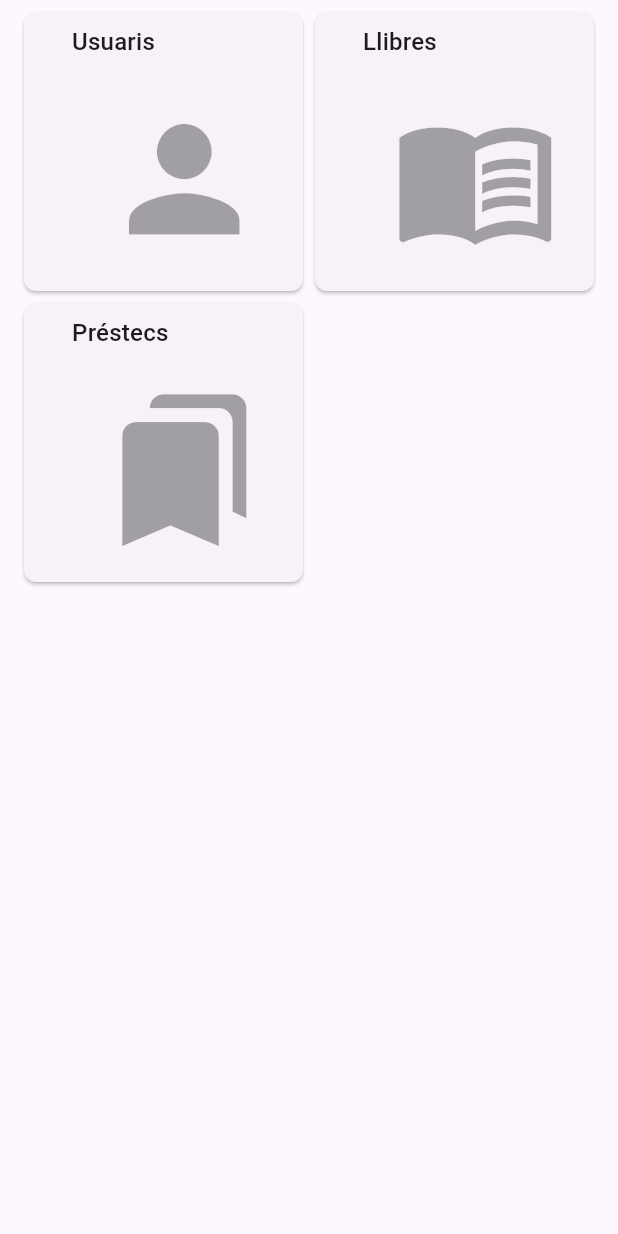
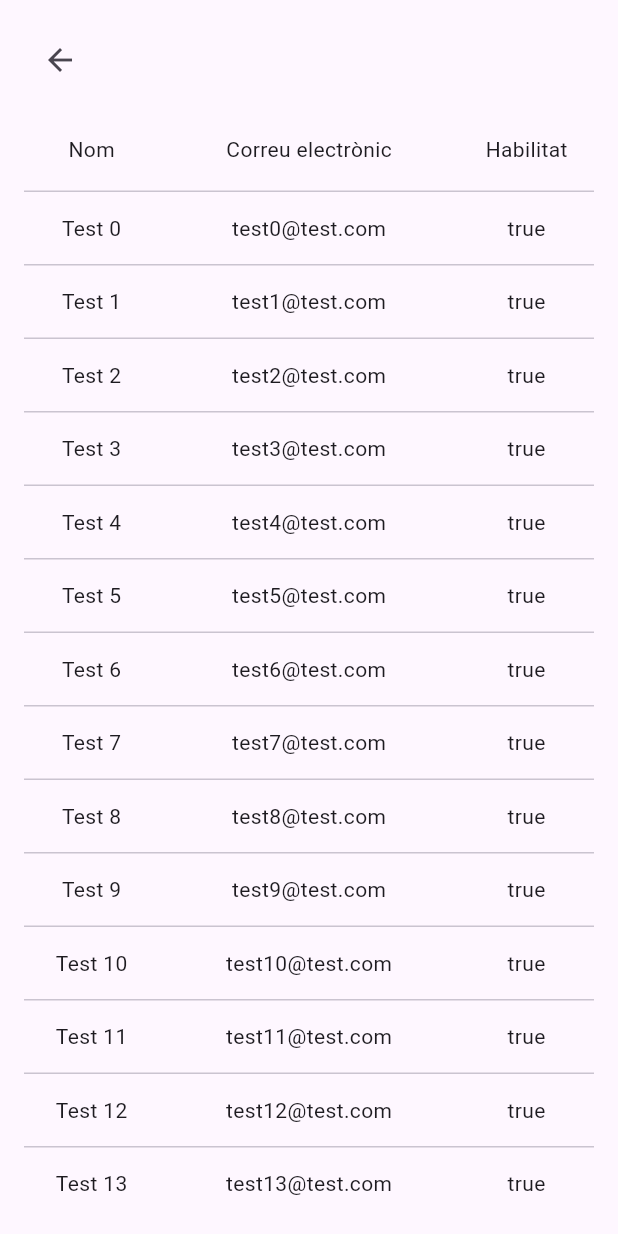
Before and after one commit to nacho-bytes/beallibres, a Flutter app: the AdminPage screen opened by its route, after a tap on "Usuaris", on a phone screen of 412 x 824 dp. Run offline on Flutter 3.47's test engine with Material 3 defaults, Android fonts, the phone set to English and light mode, and no system bars; drawn by our look-alikes of syncfusion_flutter_datagrid; our stand-ins replace cloud_firestore, equatable, firebase_auth, firebase_core, flutter_bloc, formz and 3 more; accounts and stored records are empty; generated files the repository leaves out were written again; network calls fail; statements that could not run were skipped.

Commit message:
Added firts approuch to user administration panel

```diff
--- a/lib/app/routes/routes.dart
+++ b/lib/app/routes/routes.dart
@@ -20,7 +20,8 @@ import '../../presentation/presentation.dart'
         BookGaleryPage,
         LoginPage,
         ProfilePage,
-        SignUpPage;
+        SignUpPage,
+        UserAdminPage;
 import '../blocs/navigation/navigation_bloc.dart'
     show NavigationBloc, NavigationState;
 
@@ -51,6 +52,12 @@ part 'routes.g.dart';
         TypedGoRoute<AdminRoute>(
           name: 'admin',
           path: 'admin',
+          routes: <TypedRoute<RouteData>>[
+            TypedGoRoute<UserAdminRoute>(
+              name: 'user-admin',
+              path: 'user-admin',
+            ),
+          ],
         ),
       ],
     ),
@@ -151,6 +158,17 @@ class AdminRoute extends GoRouteData {
       const AdminPage();
 }
 
+/// The user admin route.
+@immutable
+class UserAdminRoute extends GoRouteData {
+  /// Creates the user admin route.
+  const UserAdminRoute();
+
+  @override
+  Widget build(final BuildContext context, final GoRouterState state) =>
+      const UserAdminPage();
+}
+
 /// The book details route.
 @immutable
 class BookDetailsRoute extends GoRouteData {
--- a/lib/presentation/l10n/app_ca.arb
+++ b/lib/presentation/l10n/app_ca.arb
@@ -220,5 +220,10 @@
     "lendings": "Préstecs",
     "@lendings": {
         "description": "Lendings"
+    },
+
+    "enabled": "Habilitat",
+    "@enabled": {
+        "description": "Enabled"
     }
 }
--- a/lib/presentation/pages/admin/admin.dart
+++ b/lib/presentation/pages/admin/admin.dart
@@ -21,7 +21,10 @@ import 'package:flutter/widgets.dart'
         Widget;
 import 'package:flutter_gen/gen_l10n/app_localizations.dart'
     show AppLocalizations;
+import 'package:go_router/go_router.dart' show GoRouterHelper;
 
+import '../../../app/routes/routes.dart'
+    show $UserAdminRouteExtension, UserAdminRoute;
 import '../../presentation.dart' show SpacingThemeExtension;
 
 class AdminPage extends StatelessWidget {
@@ -47,7 +50,7 @@ class AdminPage extends StatelessWidget {
             _IconCard(
               title: AppLocalizations.of(context)!.users,
               icon: Icons.person,
-              onPressed: () {},
+              onPressed: () => context.go(const UserAdminRoute().location),
             ),
             _IconCard(
               title: AppLocalizations.of(context)!.books,
--- a/lib/presentation/pages/pages.dart
+++ b/lib/presentation/pages/pages.dart
@@ -6,3 +6,4 @@ export 'loading/loading.dart';
 export 'log_in/log_in.dart';
 export 'profile/profile.dart';
 export 'sing_up/sign_up.dart';
+export 'user_admin/user_admin.dart';
--- /dev/null
+++ b/lib/presentation/pages/user_admin/user_admin.dart
@@ -0,0 +1,113 @@
+import 'package:flutter/widgets.dart'
+    show
+        Alignment,
+        BuildContext,
+        Container,
+        EdgeInsets,
+        SizedBox,
+        StatelessWidget,
+        Text,
+        Widget;
+import 'package:flutter_bloc/flutter_bloc.dart' show BlocBuilder, BlocProvider;
+import 'package:flutter_gen/gen_l10n/app_localizations.dart'
+    show AppLocalizations;
+import 'package:syncfusion_flutter_datagrid/datagrid.dart'
+    show GridColumn, SfDataGrid;
+
+import '../../../app/models/models.dart' show User, UserData;
+import '../../presentation.dart' show BackButtonPage;
+import 'user_admin_bloc.dart'
+    show UserAdminBloc, UserAdminState, UserDataSource;
+
+class UserAdminPage extends StatelessWidget {
+  const UserAdminPage({
+    super.key,
+  });
+
+  @override
+  Widget build(
+    final BuildContext context,
+  ) =>
+      BlocProvider<UserAdminBloc>(
+        create: (
+          final BuildContext context,
+        ) =>
+            UserAdminBloc(
+          initialUsers: List<User>.generate(
+            50,
+            (
+              final int index,
+            ) =>
+                User(
+              uid: '$index',
+              email: 'test$index@test.com',
+              data: UserData(
+                name: 'Test $index',
+                isEnabled: true,
+                isAdmin: true,
+              ),
+            ),
+          ),
+        ),
+        child: BlocBuilder<UserAdminBloc, UserAdminState>(
+          builder: (
+            final BuildContext context,
+            final UserAdminState state,
+          ) =>
+              BackButtonPage(
+            child: SfDataGrid(
+              source: state.userDataSource,
+              columns: <GridColumn>[
+                GridColumn(
+                  columnName: UserDataSource.nameColumn,
+                  label: _Label(
+                    label: AppLocalizations.of(context)!.name,
+                  ),
+                ),
+                GridColumn(
+                  columnName: UserDataSource.emailColumn,
+                  label: _Label(
+                    label: AppLocalizations.of(context)!.email,
+                  ),
+                  width: 200,
+                ),
+                GridColumn(
+                  columnName: UserDataSource.isEnabledColumn,
+                  label: _Label(
+                    label: AppLocalizations.of(context)!.enabled,
+                  ),
+                ),
+                GridColumn(
+                  columnName: UserDataSource.isAdminColumn,
+                  label: _Label(
+                    label: AppLocalizations.of(context)!.admin,
+                  ),
+                ),
+                GridColumn(
+                  columnName: UserDataSource.actionsColumn,
+                  label: const SizedBox.shrink(),
+                ),
+              ],
+            ),
+          ),
+        ),
+      );
+}
+
+class _Label extends StatelessWidget {
+  const _Label({required this.label});
+
+  final String label;
+
+  @override
+  Widget build(
+    final BuildContext context,
+  ) =>
+      Container(
+        alignment: Alignment.center,
+        padding: const EdgeInsets.all(8),
+        child: Text(
+          label,
+        ),
+      );
+}
--- /dev/null
+++ b/lib/presentation/pages/user_admin/user_admin_bloc.dart
@@ -0,0 +1,31 @@
+import 'package:equatable/equatable.dart' show Equatable;
+import 'package:flutter/material.dart' show ElevatedButton;
+import 'package:flutter/widgets.dart'
+    show Alignment, Container, EdgeInsets, MainAxisSize, Row, Text, Widget;
+import 'package:flutter_bloc/flutter_bloc.dart' show Bloc, Emitter;
+import 'package:syncfusion_flutter_datagrid/datagrid.dart'
+    show DataGridCell, DataGridRow, DataGridRowAdapter, DataGridSource;
+
+import '../../../app/models/models.dart' show User;
+
+part 'user_admin_state.dart';
+part 'user_admin_event.dart';
+
+class UserAdminBloc extends Bloc<UserAdminEvent, UserAdminState> {
+  UserAdminBloc({
+    final List<User>? initialUsers,
+  }) : super(
+          UserAdminState(
+            userDataSource: UserDataSource(
+              users: initialUsers,
+            ),
+          ),
+        ) {
+    on<UserAdminFetchUsersEvent>(_onUserAdminFetchUsersEvent);
+  }
+
+  void _onUserAdminFetchUsersEvent(
+    final UserAdminFetchUsersEvent event,
+    final Emitter<UserAdminState> emit,
+  ) {}
+}
--- /dev/null
+++ b/lib/presentation/pages/user_admin/user_admin_event.dart
@@ -0,0 +1,9 @@
+part of 'user_admin_bloc.dart';
+
+sealed class UserAdminEvent {
+  const UserAdminEvent();
+}
+
+final class UserAdminFetchUsersEvent extends UserAdminEvent {
+  const UserAdminFetchUsersEvent();
+}
--- /dev/null
+++ b/lib/presentation/pages/user_admin/user_admin_state.dart
@@ -0,0 +1,102 @@
+part of 'user_admin_bloc.dart';
+
+final class UserAdminState extends Equatable {
+  const UserAdminState({
+    required this.userDataSource,
+  });
+
+  final UserDataSource userDataSource;
+
+  @override
+  List<Object?> get props => <Object?>[
+        userDataSource,
+      ];
+}
+
+class UserDataSource extends DataGridSource {
+  UserDataSource({final List<User>? users}) {
+    updateUsers(
+      users ?? <User>[],
+    );
+  }
+
+  static const String nameColumn = 'name';
+  static const String emailColumn = 'email';
+  static const String isEnabledColumn = 'isEnabled';
+  static const String isAdminColumn = 'isAdmin';
+  static const String actionsColumn = 'actions';
+
+  late List<User> _users;
+  late List<DataGridRow> _dataGridRows;
+
+  void updateUsers(final List<User> users) {
+    _users = users;
+    _updateDataRows();
+  }
+
+  void _updateDataRows() {
+    _dataGridRows = _users
+        .map<DataGridRow>(
+          (
+            final User user,
+          ) =>
+              DataGridRow(
+            cells: <DataGridCell>[
+              DataGridCell<String>(
+                columnName: nameColumn,
+                value: user.data?.name,
+              ),
+              DataGridCell<String>(
+                columnName: emailColumn,
+                value: user.email,
+              ),
+              DataGridCell<bool>(
+                columnName: isEnabledColumn,
+                value: user.data?.isEnabled,
+              ),
+              DataGridCell<bool>(
+                columnName: isAdminColumn,
+                value: user.data?.isAdmin,
+              ),
+              DataGridCell<User>(
+                columnName: actionsColumn,
+                value: user,
+              ),
+            ],
+          ),
+        )
+        .toList();
+  }
+
+  @override
+  List<DataGridRow> get rows => _dataGridRows;
+
+  @override
+  DataGridRowAdapter buildRow(
+    final DataGridRow row,
+  ) =>
+      DataGridRowAdapter(
+        cells: row.getCells().map<Widget>((
+          final DataGridCell dataGridCell,
+        ) {
+          switch (dataGridCell.columnName) {
+            case actionsColumn:
+              return Row(
+                mainAxisSize: MainAxisSize.min,
+                children: <Widget>[
+                  ElevatedButton(
+                    onPressed: () {},
+                    child: const Text('Edit'),
+                  ),
+                ],
+              );
+            default:
+              return Container(
+                alignment: Alignment.center,
+                padding: const EdgeInsets.all(8),
+                child: Text(dataGridCell.value.toString()),
+              );
+          }
+        }).toList(),
+      );
+}
--- a/lib/presentation/presentation.dart
+++ b/lib/presentation/presentation.dart
@@ -1,2 +1,3 @@
 export 'pages/pages.dart';
 export 'theme/theme.dart';
+export 'widgets/widgets.dart';
--- /dev/null
+++ b/lib/presentation/widgets/back_button_page.dart
@@ -0,0 +1,49 @@
+import 'package:flutter/material.dart' show BackButton, Theme;
+import 'package:flutter/widgets.dart'
+    show
+        BuildContext,
+        Column,
+        CrossAxisAlignment,
+        EdgeInsets,
+        Expanded,
+        Padding,
+        Row,
+        SizedBox,
+        StatelessWidget,
+        Widget;
+import 'package:go_router/go_router.dart' show GoRouterHelper;
+
+import '../presentation.dart' show SpacingThemeExtension;
+
+class BackButtonPage extends StatelessWidget {
+  const BackButtonPage({
+    super.key,
+    this.title,
+    this.child,
+  });
+
+  final Widget? title;
+  final Widget? child;
+
+  @override
+  Widget build(final BuildContext context) => Padding(
+        padding: EdgeInsets.all(
+          Theme.of(context).extension<SpacingThemeExtension>()!.large,
+        ),
+        child: Column(
+          crossAxisAlignment: CrossAxisAlignment.stretch,
+          spacing: Theme.of(context).extension<SpacingThemeExtension>()!.medium,
+          children: <Widget>[
+            Row(
+              children: <Widget>[
+                BackButton(
+                  onPressed: context.pop,
+                ),
+                Expanded(child: title ?? const SizedBox.shrink()),
+              ],
+            ),
+            Expanded(child: child ?? const SizedBox.shrink()),
+          ],
+        ),
+      );
+}
--- /dev/null
+++ b/lib/presentation/widgets/widgets.dart
@@ -0,0 +1 @@
+export 'back_button_page.dart';
--- a/pubspec.yaml
+++ b/pubspec.yaml
@@ -26,6 +26,7 @@ dependencies:
   json_annotation: ^4.9.0
   nested: ^1.0.0
   optional: ^6.1.0+1
+  syncfusion_flutter_datagrid: ^29.2.4
 
 dev_dependencies:
   build_runner: ^2.4.13
```
Also changed, not shown: lib/app/routes/routes.g.dart, pubspec.lock.
